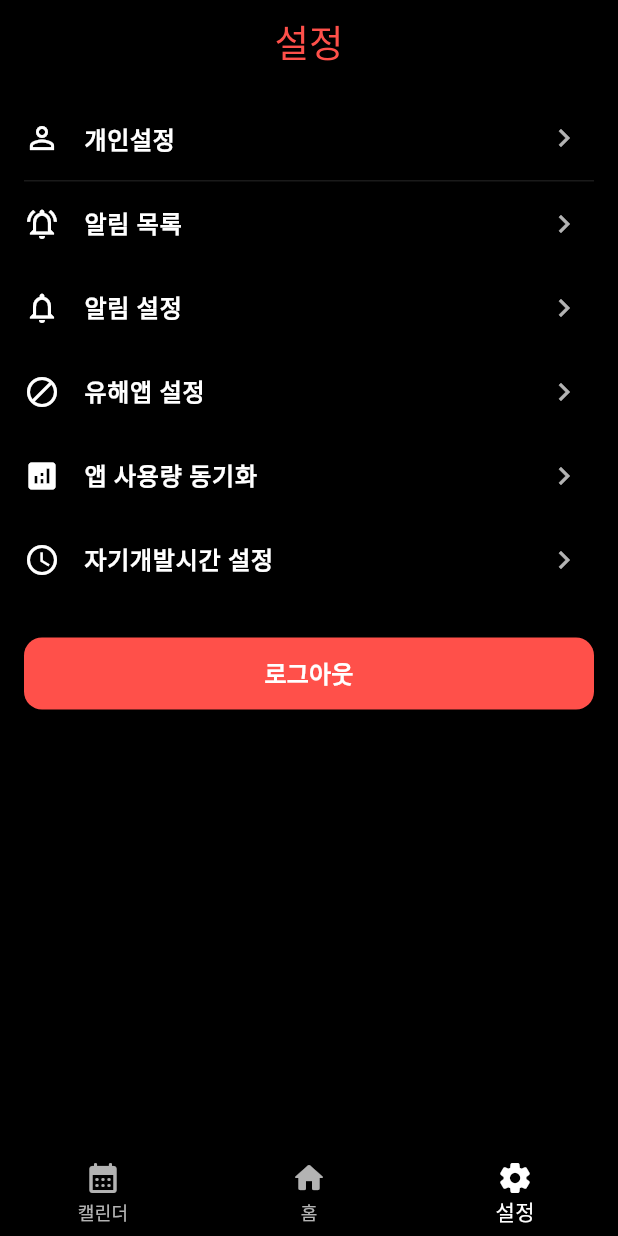
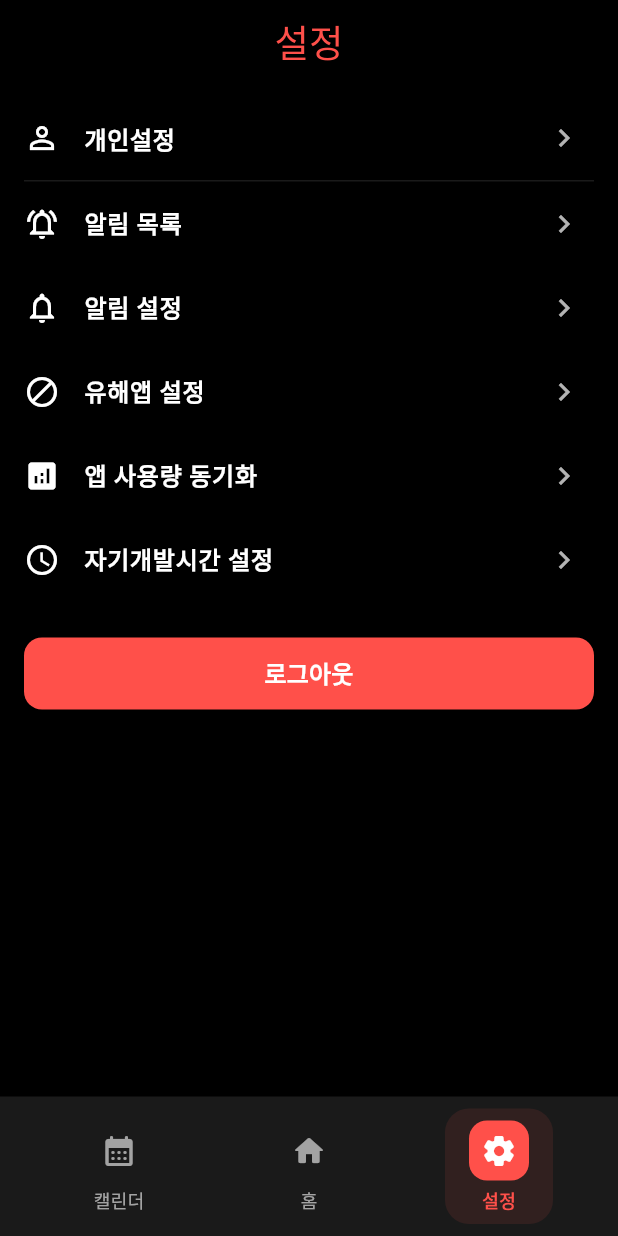
Before and after one commit to SSU-ICT-Project/DM_Frontend, a Flutter app: the screen it shows after launch, item 3 of the bottom bar chosen, on a phone screen of 412 x 824 dp. Run offline on Flutter 3.47's test engine with Material 3 defaults, Android fonts, the phone set to English and light mode, and no system bars; our stand-ins replace firebase_core, firebase_messaging, google_fonts, permission_handler, shared_preferences; accounts and stored records are empty.

Commit message:
feat : 네비게이션 UI 수정

```diff
--- a/lib/screens/main_screen.dart
+++ b/lib/screens/main_screen.dart
@@ -12,12 +12,12 @@ class MainScreen extends StatefulWidget {
 }
 
 class _MainScreenState extends State<MainScreen> {
-  int _currentIndex = 0;
+  int _currentIndex = 1; // 홈(목표 화면)을 기본 화면으로 설정
 
   final List<Widget> _screens = [
-    const GoalsScreen(),
-    const CalendarScreen(),
-    const SettingsScreen(),
+    const CalendarScreen(),    // 인덱스 0: 캘린더
+    const GoalsScreen(),       // 인덱스 1: 홈(목표)
+    const SettingsScreen(),    // 인덱스 2: 설정
   ];
 
   @override
--- a/lib/widgets/app_bottom_nav.dart
+++ b/lib/widgets/app_bottom_nav.dart
@@ -3,21 +3,114 @@ import 'package:flutter/material.dart';
 class AppBottomNav extends StatelessWidget {
   final int currentIndex;
   final ValueChanged<int> onTap;
-  const AppBottomNav({super.key, required this.currentIndex, required this.onTap});
+
+  const AppBottomNav({
+    super.key,
+    required this.currentIndex,
+    required this.onTap,
+  });
 
   @override
   Widget build(BuildContext context) {
-    return BottomNavigationBar(
-      currentIndex: currentIndex,
-      onTap: onTap,
-      backgroundColor: Colors.black,
-      selectedItemColor: Colors.white,
-      unselectedItemColor: Colors.white70,
-      items: const [
-        BottomNavigationBarItem(icon: Icon(Icons.calendar_month_rounded), label: '캘린더'),
-        BottomNavigationBarItem(icon: Icon(Icons.home_rounded), label: '홈'),
-        BottomNavigationBarItem(icon: Icon(Icons.settings_rounded), label: '설정'),
-      ],
+    return Container(
+      decoration: BoxDecoration(
+        color: const Color(0xFF1A1A1A),
+        boxShadow: [
+          BoxShadow(
+            color: Colors.black.withOpacity(0.2),
+            blurRadius: 20,
+            offset: const Offset(0, -5),
+          ),
+        ],
+      ),
+      child: SafeArea(
+        child: Padding(
+          padding: const EdgeInsets.symmetric(horizontal: 16, vertical: 8),
+          child: Row(
+            mainAxisAlignment: MainAxisAlignment.spaceAround,
+            children: [
+              _NavItem(
+                icon: Icons.calendar_month_rounded,
+                label: '캘린더',
+                isSelected: currentIndex == 0,
+                onTap: () => onTap(0),
+              ),
+              _NavItem(
+                icon: Icons.home_rounded,
+                label: '홈',
+                isSelected: currentIndex == 1,
+                onTap: () => onTap(1),
+              ),
+              _NavItem(
+                icon: Icons.settings_rounded,
+                label: '설정',
+                isSelected: currentIndex == 2,
+                onTap: () => onTap(2),
+              ),
+            ],
+          ),
+        ),
+      ),
     );
   }
 }
+
+class _NavItem extends StatelessWidget {
+  final IconData icon;
+  final String label;
+  final bool isSelected;
+  final VoidCallback onTap;
+
+  const _NavItem({
+    required this.icon,
+    required this.label,
+    required this.isSelected,
+    required this.onTap,
+  });
+
+  @override
+  Widget build(BuildContext context) {
+    return GestureDetector(
+      onTap: onTap,
+      child: AnimatedContainer(
+        duration: const Duration(milliseconds: 200),
+        padding: const EdgeInsets.symmetric(horizontal: 16, vertical: 8),
+        decoration: BoxDecoration(
+          color: isSelected
+              ? const Color(0xFFFF504A).withOpacity(0.1)
+              : Colors.transparent,
+          borderRadius: BorderRadius.circular(16),
+        ),
+        child: Column(
+          mainAxisSize: MainAxisSize.min,
+          children: [
+            AnimatedContainer(
+              duration: const Duration(milliseconds: 200),
+              padding: const EdgeInsets.all(8),
+              decoration: BoxDecoration(
+                color: isSelected
+                    ? const Color(0xFFFF504A)
+                    : Colors.transparent,
+                borderRadius: BorderRadius.circular(12),
+              ),
+              child: Icon(
+                icon,
+                color: isSelected ? Colors.white : Colors.white60,
+                size: 24,
+              ),
+            ),
+            const SizedBox(height: 4),
+            Text(
+              label,
+              style: TextStyle(
+                color: isSelected ? const Color(0xFFFF504A) : Colors.white60,
+                fontSize: 12,
+                fontWeight: isSelected ? FontWeight.w600 : FontWeight.w500,
+              ),
+            ),
+          ],
+        ),
+      ),
+    );
+  }
+}
```
